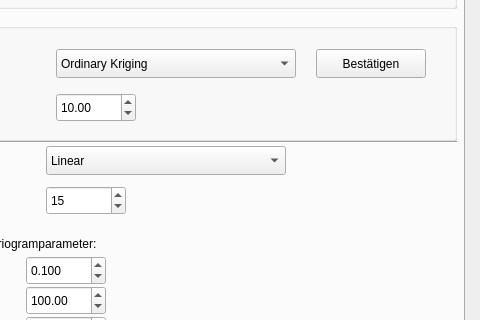
Above: Optimierung.ui from FARMWISSEN/OFE-Datenfusion before the change; both pictures show x 106 to 586 and y 261 to 581 of the 586 by 731 pixel window. Below: the same form after it.
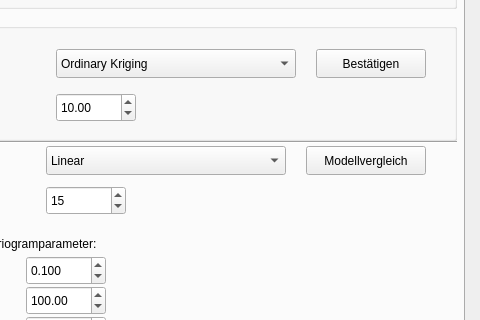
That is the form after the change. Custom widgets are drawn as their Qt base class.

Commit message: feat: add model comparison dialog for variogram analysis with metrics table and parameter history

```diff
--- a/Optimierung.ui
+++ b/Optimierung.ui
@@ -718,6 +718,19 @@
         </widget>
        </widget>
       </widget>
+      <widget class="QPushButton" name="VergleichButton_rasterVariogram">
+       <property name="geometry">
+        <rect>
+         <x>400</x>
+         <y>10</y>
+         <width>120</width>
+         <height>29</height>
+        </rect>
+       </property>
+       <property name="text">
+        <string>Modellvergleich</string>
+       </property>
+      </widget>
      </widget>
      <widget class="QWidget" name="page_nearest_neighbor">
       <widget class="QLabel" name="label_nn_info">
```
Left out of the diff: 13 changed lines with no effect on the pictures. The commit also changes 3 other files.
